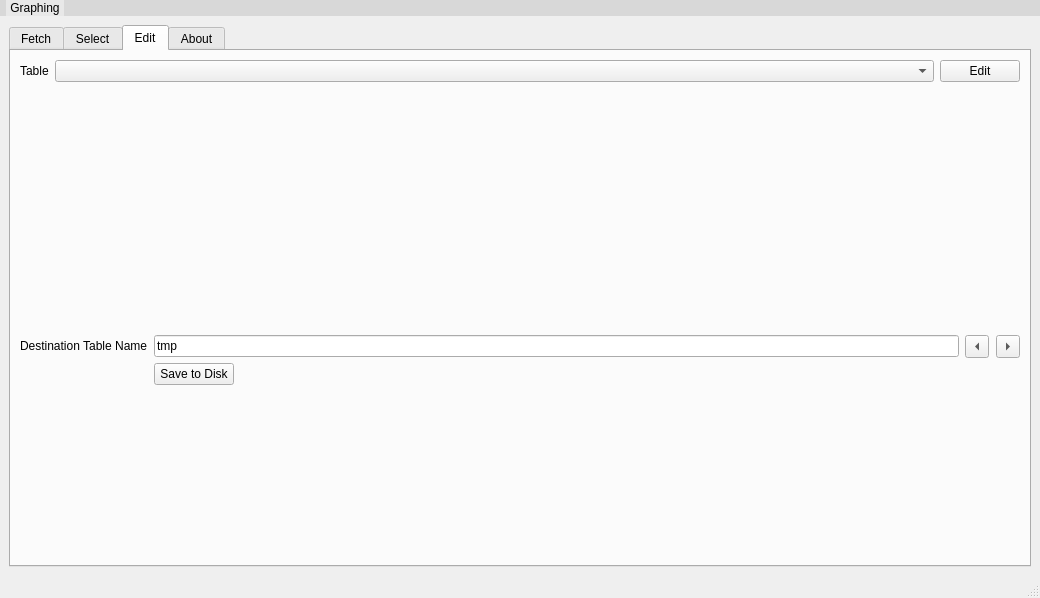
First picture: the form in layouts/main_window.ui, repository hitranonline/hapiest, before the edit.
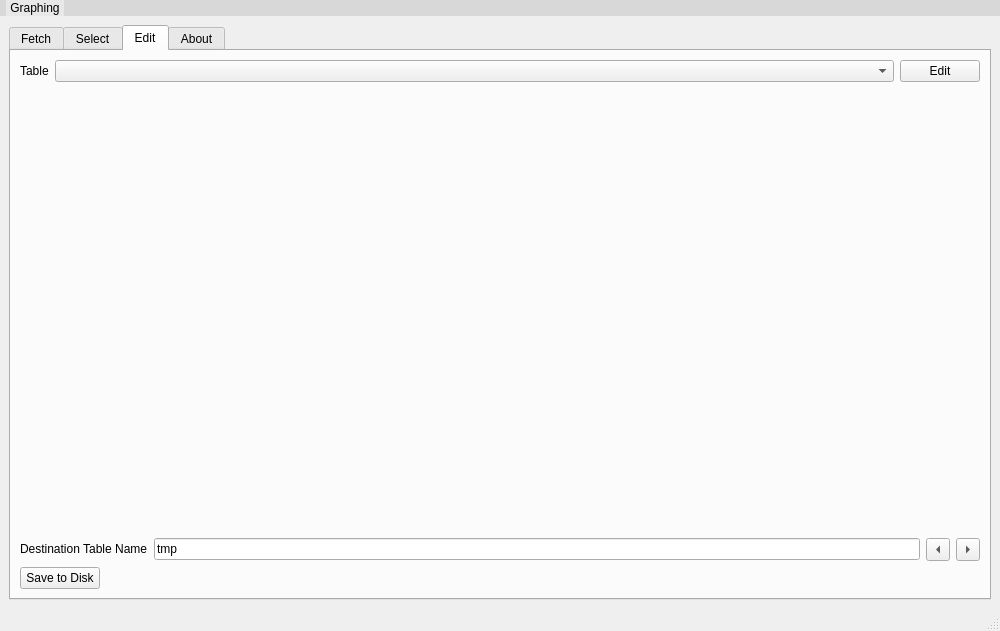
Second picture: the form after the edit.

Commit message: Reformatted layouts in Edit Tab of Main Window

```diff
--- a/layouts/main_window.ui
+++ b/layouts/main_window.ui
@@ -6,8 +6,8 @@
    <rect>
     <x>0</x>
     <y>0</y>
-    <width>1040</width>
-    <height>598</height>
+    <width>1000</width>
+    <height>631</height>
    </rect>
   </property>
   <property name="sizePolicy">
@@ -45,7 +45,7 @@
     <property name="sizeConstraint">
      <enum>QLayout::SetDefaultConstraint</enum>
     </property>
-    <item row="0" column="0">
+    <item row="1" column="0">
      <widget class="QTabWidget" name="tabWidget">
       <property name="sizePolicy">
        <sizepolicy hsizetype="Minimum" vsizetype="Minimum">
@@ -826,7 +826,9 @@
         <string>Edit</string>
        </attribute>
        <layout class="QGridLayout" name="gridLayout_5">
-        <item row="0" column="0">
+        <item row="0" column="0" rowspan="2" colspan="2">
+         <layout class="QVBoxLayout" name="verticalLayout_6">
+          <item>
          <layout class="QHBoxLayout" name="horizontalLayout_7">
           <item>
            <widget class="QLabel" name="label_12">
@@ -855,9 +857,7 @@
             </property>
            </widget>
           </item>
-         </layout>
-        </item>
-        <item row="0" column="1">
+            <item>
          <widget class="QPushButton" name="edit_button">
           <property name="sizePolicy">
            <sizepolicy hsizetype="Fixed" vsizetype="Fixed">
@@ -875,12 +875,12 @@
           </property>
          </widget>
         </item>
-        <item row="2" column="0" colspan="2">
-         <layout class="QVBoxLayout" name="verticalLayout_3">
+           </layout>
+          </item>
           <item>
            <widget class="QWidget" name="table_container" native="true">
             <property name="sizePolicy">
-             <sizepolicy hsizetype="Expanding" vsizetype="Expanding">
+             <sizepolicy hsizetype="Minimum" vsizetype="Minimum">
               <horstretch>0</horstretch>
               <verstretch>0</verstretch>
              </sizepolicy>
@@ -894,50 +894,23 @@
            </widget>
           </item>
           <item>
+           <layout class="QVBoxLayout" name="verticalLayout_3">
+            <property name="sizeConstraint">
+             <enum>QLayout::SetDefaultConstraint</enum>
+            </property>
+            <item>
            <layout class="QHBoxLayout" name="horizontalLayout_10">
             <property name="sizeConstraint">
              <enum>QLayout::SetFixedSize</enum>
             </property>
             <item>
-             <layout class="QFormLayout" name="formLayout">
-              <property name="sizeConstraint">
-               <enum>QLayout::SetFixedSize</enum>
-              </property>
-              <property name="fieldGrowthPolicy">
-               <enum>QFormLayout::AllNonFixedFieldsGrow</enum>
-              </property>
-              <item row="1" column="1">
-               <widget class="QLineEdit" name="edit_output_name">
-                <property name="font">
-                 <font>
-                  <pointsize>9</pointsize>
-                 </font>
-                </property>
-                <property name="text">
-                 <string>tmp</string>
-                </property>
-               </widget>
-              </item>
-              <item row="2" column="1">
-               <widget class="QPushButton" name="edit_save_button">
-                <property name="sizePolicy">
-                 <sizepolicy hsizetype="Fixed" vsizetype="Fixed">
-                  <horstretch>0</horstretch>
-                  <verstretch>0</verstretch>
-                 </sizepolicy>
-                </property>
-                <property name="font">
-                 <font>
-                  <pointsize>9</pointsize>
-                 </font>
-                </property>
-                <property name="text">
-                 <string>Save to Disk</string>
-                </property>
-               </widget>
-              </item>
-              <item row="1" column="0">
                <widget class="QLabel" name="label_8">
+                <property name="sizePolicy">
+                 <sizepolicy hsizetype="Maximum" vsizetype="Maximum">
+                  <horstretch>0</horstretch>
+                  <verstretch>0</verstretch>
+                 </sizepolicy>
+                </property>
                 <property name="font">
                  <font>
                   <pointsize>9</pointsize>
@@ -948,18 +921,30 @@
                 </property>
                </widget>
               </item>
-             </layout>
-            </item>
-            <item>
-             <layout class="QHBoxLayout" name="horizontalLayout">
-              <property name="spacing">
-               <number>7</number>
-              </property>
-              <property name="sizeConstraint">
-               <enum>QLayout::SetFixedSize</enum>
-              </property>
-              <item>
-               <layout class="QVBoxLayout" name="verticalLayout_6">
+              <item>
+               <widget class="QLineEdit" name="edit_output_name">
+                <property name="sizePolicy">
+                 <sizepolicy hsizetype="Minimum" vsizetype="Fixed">
+                  <horstretch>0</horstretch>
+                  <verstretch>0</verstretch>
+                 </sizepolicy>
+                </property>
+                <property name="minimumSize">
+                 <size>
+                  <width>700</width>
+                  <height>0</height>
+                 </size>
+                </property>
+                <property name="font">
+                 <font>
+                  <pointsize>9</pointsize>
+                 </font>
+                </property>
+                <property name="text">
+                 <string>tmp</string>
+                </property>
+               </widget>
+              </item>
                 <item>
                  <widget class="QToolButton" name="back_button">
                   <property name="text">
@@ -971,23 +956,6 @@
                  </widget>
                 </item>
                 <item>
-                 <spacer name="verticalSpacer_8">
-                  <property name="orientation">
-                   <enum>Qt::Vertical</enum>
-                  </property>
-                  <property name="sizeHint" stdset="0">
-                   <size>
-                    <width>20</width>
-                    <height>40</height>
-                   </size>
-                  </property>
-                 </spacer>
-                </item>
-               </layout>
-              </item>
-              <item>
-               <layout class="QVBoxLayout" name="verticalLayout_7">
-                <item>
                  <widget class="QToolButton" name="next_button">
                   <property name="text">
                    <string>...</string>
@@ -997,15 +965,37 @@
                   </property>
                  </widget>
                 </item>
+             </layout>
+            </item>
                 <item>
-                 <spacer name="verticalSpacer_9">
+             <layout class="QHBoxLayout" name="horizontalLayout">
+              <item>
+               <widget class="QPushButton" name="edit_save_button">
+                <property name="sizePolicy">
+                 <sizepolicy hsizetype="Fixed" vsizetype="Fixed">
+                  <horstretch>0</horstretch>
+                  <verstretch>0</verstretch>
+                 </sizepolicy>
+                </property>
+                <property name="font">
+                 <font>
+                  <pointsize>9</pointsize>
+                 </font>
+                </property>
+                <property name="text">
+                 <string>Save to Disk</string>
+                </property>
+               </widget>
+              </item>
+              <item>
+               <spacer name="horizontalSpacer_4">
                   <property name="orientation">
-                   <enum>Qt::Vertical</enum>
+                 <enum>Qt::Horizontal</enum>
                   </property>
                   <property name="sizeHint" stdset="0">
                    <size>
-                    <width>20</width>
-                    <height>40</height>
+                  <width>40</width>
+                  <height>20</height>
                    </size>
                   </property>
                  </spacer>
@@ -1016,9 +1006,7 @@
             </item>
            </layout>
           </item>
-         </layout>
-        </item>
-        <item row="1" column="0">
+        <item row="1" column="1">
          <widget class="QLabel" name="current_table_label">
           <property name="text">
            <string/>
@@ -1137,7 +1125,7 @@
     <rect>
      <x>0</x>
      <y>0</y>
-     <width>1040</width>
+     <width>1000</width>
      <height>23</height>
     </rect>
    </property>
```
Lines whose indentation alone changed are shown as unchanged.
